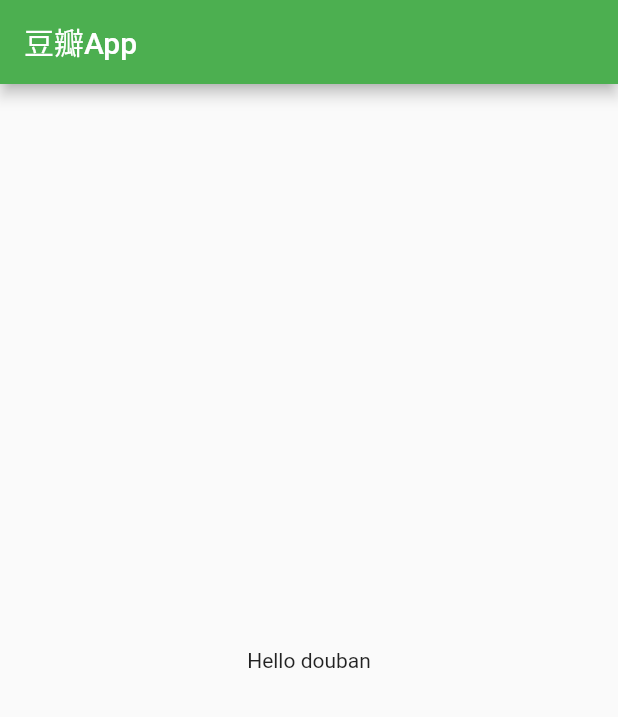
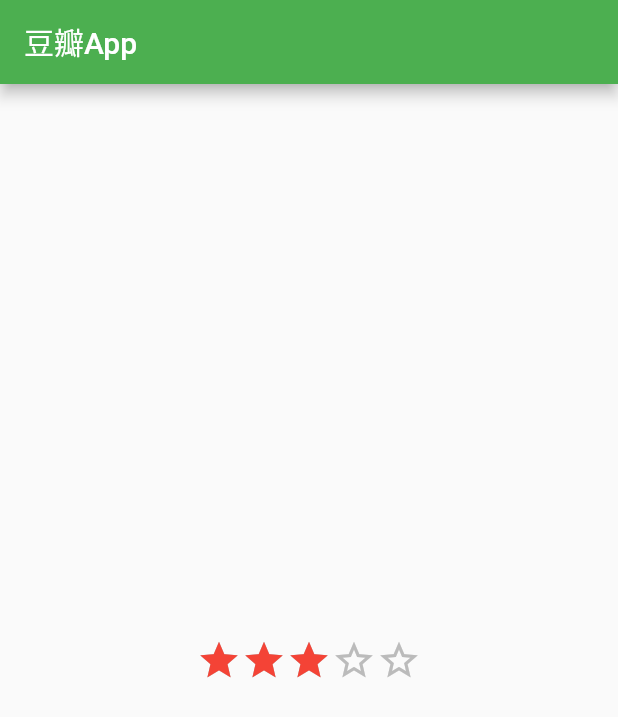
Before and after one commit to YAANNZ/mm, a Flutter app: the screen it shows after launch, on a phone screen of 412 x 824 dp. Shown: the top 717 px of the screen. Run offline on Flutter 3.47's test engine with Material 2 defaults, Android fonts, the light colour scheme and no system bars.

Commit message:
StarRating

```diff
--- a/flutter_learn/lib/main.dart
+++ b/flutter_learn/lib/main.dart
@@ -45,20 +45,63 @@
         title: Text(widget.title),
       ),
       body: Center(
-        child: Text('Hello douban'),
+        child: FLStarRating(),
       ),
     );
   }
 }
 
-class StarRating extends StatefulWidget {
+class FLStarRating extends StatefulWidget {
+  final double rating;
+  final double maxRating;
+  final int count;
+  final double size;
+  final Color unselectedColor;
+  final Color selectedColor;
+
+  FLStarRating({
+    @required this.rating,
+    this.maxRating = 10,
+    this.count = 5,
+    this.size = 30,
+    this.unselectedColor = const Color(0xffbbbbbb),
+    this.selectedColor = Colors.red
+  });
+
   @override
-  _StarRatingState createState() => _StarRatingState();
+  _FLStarRatingState createState() => _FLStarRatingState();
 }
 
-class _StarRatingState extends State<StarRating> {
+class _FLStarRatingState extends State<FLStarRating> {
   @override
   Widget build(BuildContext context) {
-    return Container();
+    return Stack(
+      children: <Widget>[
+        Row(
+          mainAxisSize: MainAxisSize.min,
+          children: buildUnselectedStar(),
+        ),
+        Row(
+          mainAxisSize: MainAxisSize.min,
+          children: <Widget>[
+            Icon(Icons.star, color: Colors.red, size: 30),
+            Icon(Icons.star, color: Colors.red, size: 30),
+            Icon(Icons.star, color: Colors.red, size: 30),
+          ],
+        )
+      ],
+    );
+  }
+
+  List<Widget> buildUnselectedStar() {
+    return List.generate(widget.count, (index) {
+      return Icon(Icons.star_border, color: widget.unselectedColor, size: widget.size);
+    });
+  }
+
+  List<Widget> buildSelectedStar() {
+    return List.generate(widget.count, (index) {
+      return Icon(Icons.star_border, color: widget.unselectedColor, size: widget.size);
+    });
   }
 }
```
